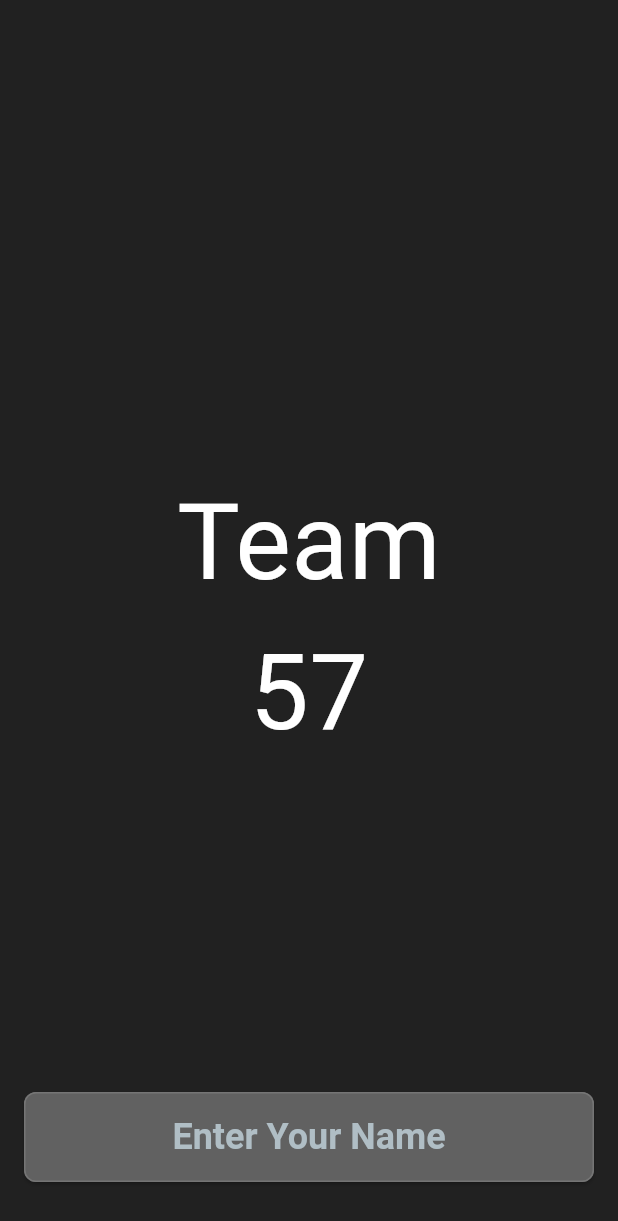
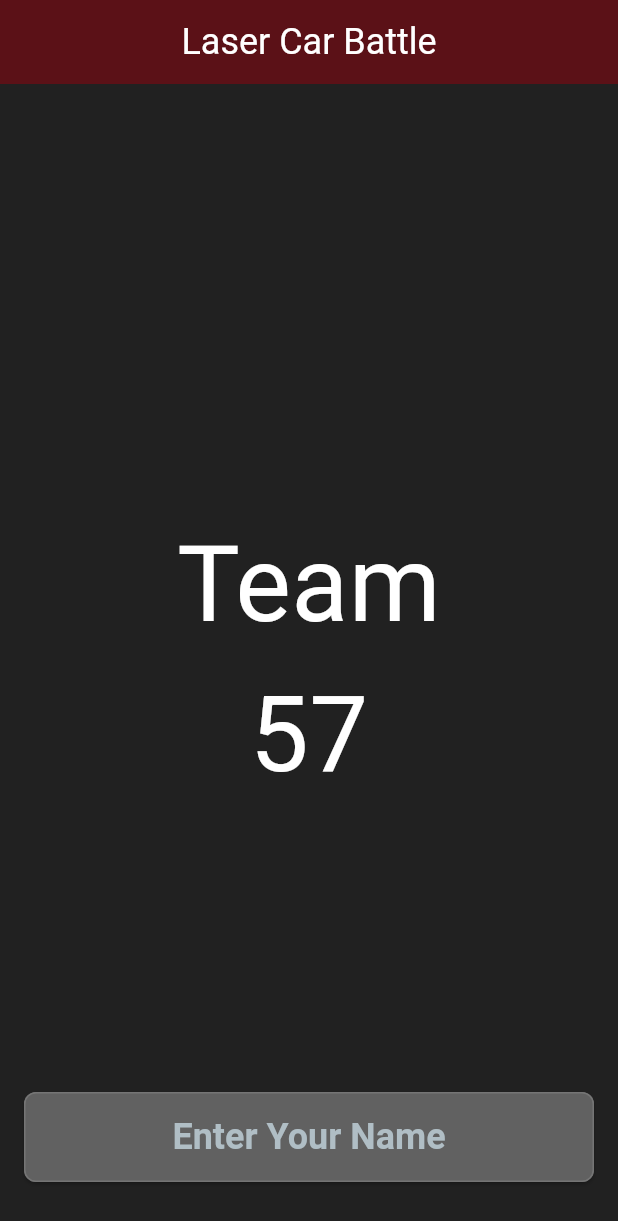
Before and after one commit to AMAbdulrahim/laser_car_battle, a Flutter app: the screen it shows after launch, on a phone screen of 412 x 824 dp. Shown: the top 1221 px of the screen. Run offline on Flutter 3.47's test engine with Material 3 defaults, Android fonts, the phone set to English and light mode, and no system bars; our stand-ins replace google_fonts.

Commit message:
custom app bar added and modified landing page and theme colors

```diff
--- a/lib/assets/theme/colors/color.dart
+++ b/lib/assets/theme/colors/color.dart
@@ -8,5 +8,7 @@ class CustomColors {
   static const Color buttonText = Color(0xFFB0BEC5); // Button text
   static const Color textPrimary = Color(0xFFFFFFFF); // General text
   static const Color border = Color(0xFF757575); // Borders
-  static const Color backgroundEffect = Color(0xff4f0000); // Error messages
+  static const Color backgroundEffect = Color(0xff4f0000);
+    static const Color appBarBackground = Color(0xff4f0000); // Error messages
+
 }
--- a/lib/assets/theme/custom_theme.dart
+++ b/lib/assets/theme/custom_theme.dart
@@ -10,7 +10,7 @@ class CustomTheme {
     primaryColor: CustomColors.mainButton,
 
     appBarTheme: AppBarTheme(
-      backgroundColor: CustomColors.background,
+      backgroundColor: CustomColors.backgroundEffect,
       foregroundColor: CustomColors.textPrimary,
       elevation: 4,
       titleTextStyle: CustomFonts.primaryFont.copyWith(
--- a/lib/views/landing_page.dart
+++ b/lib/views/landing_page.dart
@@ -1,5 +1,6 @@
 import 'package:flutter/material.dart';
 import 'package:laser_car_battle/widgets/buttons/main_bottom_button.dart';
+import 'package:laser_car_battle/widgets/custom/custom_app_bar.dart';
 import 'package:laser_car_battle/widgets/project_title.dart';
 
 class LandingPage extends StatelessWidget {
@@ -8,6 +9,12 @@ class LandingPage extends StatelessWidget {
   @override
   Widget build(BuildContext context) {
     return Scaffold(
+      appBar: PreferredSize(
+        preferredSize: Size.fromHeight(kToolbarHeight),
+        child: CustomAppBar(
+          titleText: "Laser Car Battle",
+        ),
+      ),
       body: Stack(
         children: [
           Center(
--- /dev/null
+++ b/lib/widgets/custom/custom_app_bar.dart
@@ -0,0 +1,30 @@
+import 'package:flutter/material.dart';
+import 'package:laser_car_battle/assets/theme/colors/color.dart';
+
+class CustomAppBar extends StatelessWidget {
+  final String titleText;
+  final bool showLeading;
+
+  const CustomAppBar({
+    super.key,
+    required this.titleText,
+    this.showLeading = false,
+  });
+
+  @override
+  Widget build(BuildContext context) {
+    return AppBar(
+      centerTitle: true,
+      title: Text(titleText),
+      backgroundColor: CustomColors.appBarBackground,
+      leading: showLeading
+          ? IconButton(
+              icon: Icon(Icons.arrow_back),
+              onPressed: () {
+                Navigator.of(context).pop();
+              },
+            )
+          : null,
+    );
+  }
+}
```
